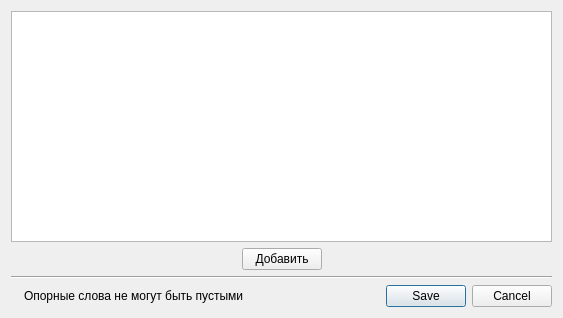
QtWorks/VirtualClientDialogEditor, file dialogeditor/expectedwordseditorwindow.ui: the form before one commit.
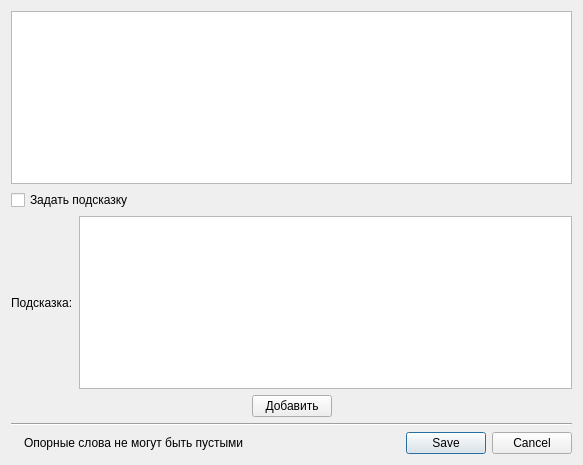
The form after the commit.

What changed in the file:
```diff
--- a/dialogeditor/expectedwordseditorwindow.ui
+++ b/dialogeditor/expectedwordseditorwindow.ui
@@ -6,8 +6,8 @@
    <rect>
     <x>0</x>
     <y>0</y>
-    <width>563</width>
-    <height>318</height>
+    <width>583</width>
+    <height>465</height>
    </rect>
   </property>
   <property name="windowTitle">
@@ -17,6 +17,27 @@
    <item>
     <widget class="QListWidget" name="listWidget"/>
    </item>
+   <item>
+    <widget class="QCheckBox" name="useHintCheckBox">
+     <property name="text">
+      <string>Задать подсказку</string>
+     </property>
+    </widget>
+   </item>
+   <item>
+    <layout class="QHBoxLayout" name="horizontalLayout_3">
+     <item>
+      <widget class="QLabel" name="hintLabel">
+       <property name="text">
+        <string>Подсказка:</string>
+       </property>
+      </widget>
+     </item>
+     <item>
+      <widget class="QTextEdit" name="hintTextEdit"/>
+     </item>
+    </layout>
+   </item>
    <item>
     <layout class="QHBoxLayout" name="horizontalLayout">
      <item>
```
